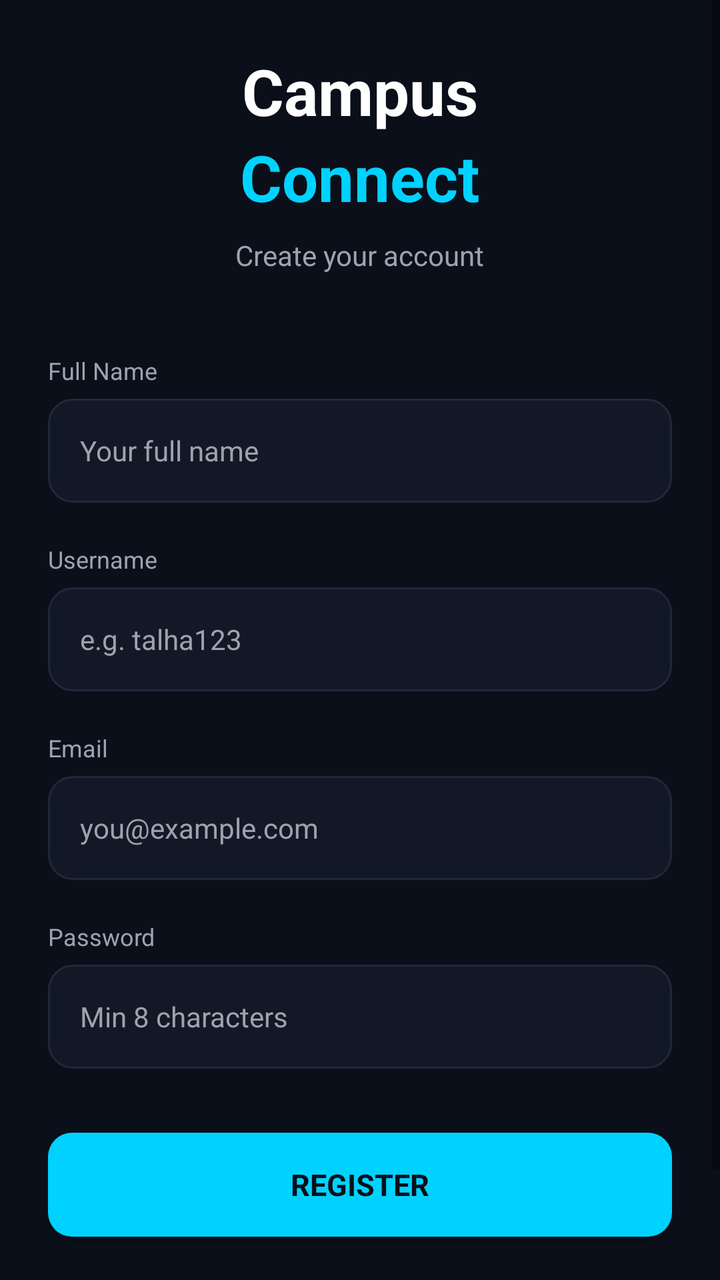
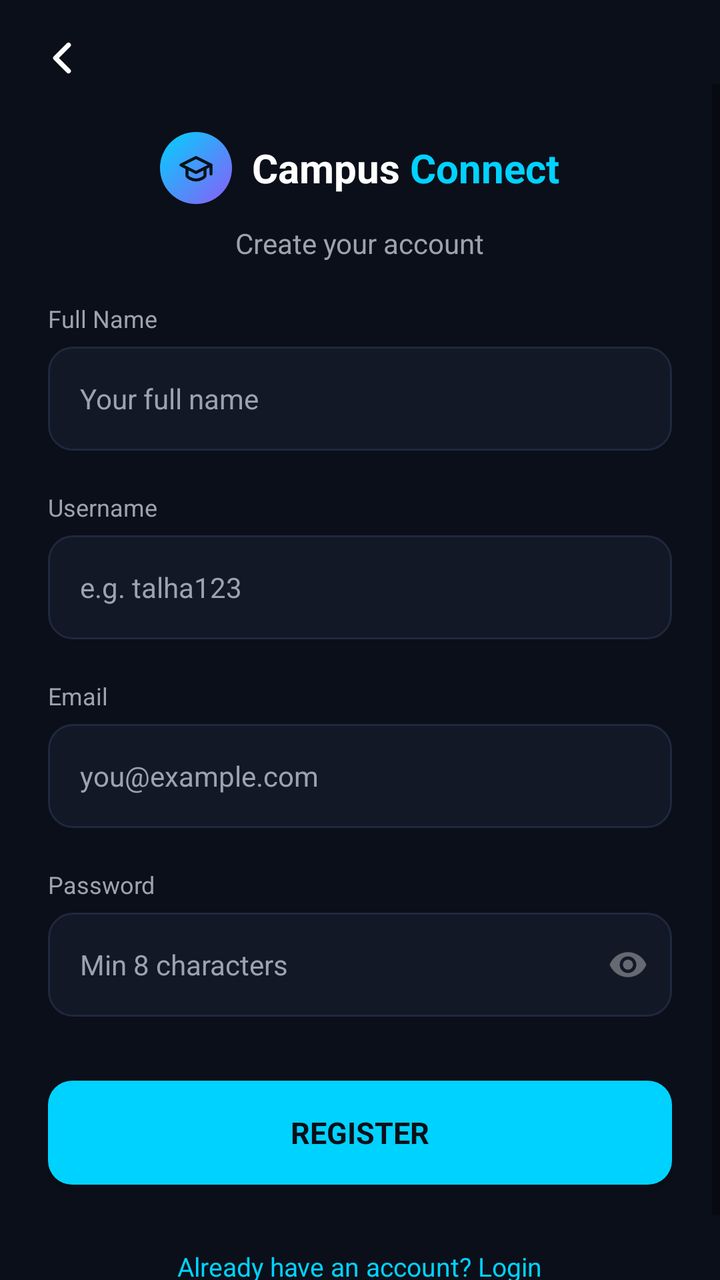

An Android layout rendered at two revisions. The XML below is the earlier revision; the diff shows what the commit changed to produce the second picture.
<!-- AndroidManifest.xml: application theme Theme.CampusConnect -->
<!-- res/layout/activity_register.xml -->
<?xml version="1.0" encoding="utf-8"?>
<ScrollView xmlns:android="http://schemas.android.com/apk/res/android"
    android:layout_width="match_parent"
    android:layout_height="match_parent"
    android:background="@color/color_background"
    android:fillViewport="true">

    <LinearLayout
        android:layout_width="match_parent"
        android:layout_height="wrap_content"
        android:orientation="vertical"
        android:gravity="center"
        android:padding="24dp">

        
        <TextView
            android:layout_width="wrap_content"
            android:layout_height="wrap_content"
            android:text="Campus"
            android:textColor="@color/color_text_primary"
            android:textSize="32sp"
            android:textStyle="bold"/>

        <TextView
            android:layout_width="wrap_content"
            android:layout_height="wrap_content"
            android:text="Connect"
            android:textColor="@color/color_cyan"
            android:textSize="32sp"
            android:textStyle="bold"
            android:layout_marginBottom="8dp"/>

        <TextView
            android:layout_width="wrap_content"
            android:layout_height="wrap_content"
            android:text="Create your account"
            android:textColor="@color/color_muted"
            android:textSize="14sp"
            android:layout_marginBottom="40dp"/>

        
        <TextView
            android:layout_width="match_parent"
            android:layout_height="wrap_content"
            android:text="Full Name"
            android:textColor="@color/color_muted"
            android:textSize="12sp"
            android:layout_marginBottom="6dp"/>

        <EditText
            android:id="@+id/etFullName"
            android:layout_width="match_parent"
            android:layout_height="52dp"
            android:background="@drawable/bg_input"
            android:paddingStart="16dp"
            android:paddingEnd="16dp"
            android:inputType="textPersonName"
            android:hint="Your full name"
            android:textColor="@color/color_text_primary"
            android:textSize="14sp"
            android:layout_marginBottom="20dp"/>

        
        <TextView
            android:layout_width="match_parent"
            android:layout_height="wrap_content"
            android:text="Username"
            android:textColor="@color/color_muted"
            android:textSize="12sp"
            android:layout_marginBottom="6dp"/>

        <EditText
            android:id="@+id/etUsername"
            android:layout_width="match_parent"
            android:layout_height="52dp"
            android:background="@drawable/bg_input"
            android:paddingStart="16dp"
            android:paddingEnd="16dp"
            android:inputType="text"
            android:hint="e.g. talha123"
            android:textColor="@color/color_text_primary"
            android:textSize="14sp"
            android:layout_marginBottom="20dp"/>

        
        <TextView
            android:layout_width="match_parent"
            android:layout_height="wrap_content"
            android:text="Email"
            android:textColor="@color/color_muted"
            android:textSize="12sp"
            android:layout_marginBottom="6dp"/>

        <EditText
            android:id="@+id/etEmail"
            android:layout_width="match_parent"
            android:layout_height="52dp"
            android:background="@drawable/bg_input"
            android:paddingStart="16dp"
            android:paddingEnd="16dp"
            android:inputType="textEmailAddress"
            android:hint="you@example.com"
            android:textColor="@color/color_text_primary"
            android:textSize="14sp"
            android:layout_marginBottom="20dp"/>

        
        <TextView
            android:layout_width="match_parent"
            android:layout_height="wrap_content"
            android:text="Password"
            android:textColor="@color/color_muted"
            android:textSize="12sp"
            android:layout_marginBottom="6dp"/>

        <EditText
            android:id="@+id/etPassword"
            android:layout_width="match_parent"
            android:layout_height="52dp"
            android:background="@drawable/bg_input"
            android:paddingStart="16dp"
            android:paddingEnd="16dp"
            android:inputType="textPassword"
            android:hint="Min 8 characters"
            android:textColor="@color/color_text_primary"
            android:textSize="14sp"
            android:layout_marginBottom="32dp"/>

        
        <Button
            android:id="@+id/btnRegister"
            android:layout_width="match_parent"
            android:layout_height="52dp"
            android:background="@drawable/bg_button_primary"
            android:text="@string/btn_register"
            android:textColor="@color/color_background"
            android:textSize="15sp"
            android:textStyle="bold"
            android:layout_marginBottom="24dp"/>

        
        <TextView
            android:id="@+id/tvGoToLogin"
            android:layout_width="wrap_content"
            android:layout_height="wrap_content"
            android:text="@string/go_to_login"
            android:textColor="@color/color_cyan"
            android:textSize="13sp"
            android:padding="8dp"/>

    </LinearLayout>
</ScrollView>
<!-- resources referenced by this layout -->
<resources>
  <color name="color_background">#0B0F19</color>
  <color name="color_cyan">#00D2FF</color>
  <color name="color_muted">#9CA3AF</color>
  <color name="color_text_primary">#FFFFFF</color>
  <!-- drawable bg_button_primary (drawable) -->
  <?xml version="1.0" encoding="utf-8"?>
  <shape xmlns:android="http://schemas.android.com/apk/res/android"
      android:shape="rectangle">
      <solid android:color="@color/color_cyan"/>
      <corners android:radius="12dp"/>
  </shape>
  <!-- drawable bg_input (drawable) -->
  <?xml version="1.0" encoding="utf-8"?>
  <shape xmlns:android="http://schemas.android.com/apk/res/android"
      android:shape="rectangle">
      <solid android:color="@color/color_card"/>
      <stroke
          android:width="1dp"
          android:color="@color/color_border"/>
      <corners android:radius="12dp"/>
  </shape>
  <string name="btn_register">Register</string>
  <string name="go_to_login">Already have an account? Login</string>
  <color name="color_card">#121826</color>
  <color name="color_border">#1F293D</color>
  <color name="color_purple">#8B5CF6</color>
  <!-- unchanged entries left out for length: 1 -->
</resources>

<!-- the commit's change to res/layout/activity_register.xml (unified diff, before → after) -->
@@ -1,42 +1,79 @@
 <?xml version="1.0" encoding="utf-8"?>
-<ScrollView xmlns:android="http://schemas.android.com/apk/res/android"
+<LinearLayout xmlns:android="http://schemas.android.com/apk/res/android"
     android:layout_width="match_parent"
     android:layout_height="match_parent"
-    android:background="@color/color_background"
-    android:fillViewport="true">
+    android:orientation="vertical"
+    android:background="@color/color_background">
+
+    
+    <ImageView
+        android:id="@+id/btnBack"
+        android:layout_width="26dp"
+        android:layout_height="26dp"
+        android:layout_marginStart="18dp"
+        android:layout_marginTop="16dp"
+        android:src="@drawable/ic_chevron_left"
+        android:tint="@color/color_text_primary"
+        android:background="?attr/selectableItemBackgroundBorderless"
+        android:clickable="true"
+        android:focusable="true"
+        android:contentDescription="@null" />
+
+    <ScrollView
+        android:layout_width="match_parent"
+        android:layout_height="0dp"
+        android:layout_weight="1"
+        android:fillViewport="true">
 
     <LinearLayout
         android:layout_width="match_parent"
         android:layout_height="wrap_content"
         android:orientation="vertical"
-        android:gravity="center"
+        android:gravity="center_horizontal"
         android:padding="24dp">
 
         
-        <TextView
+        <LinearLayout
             android:layout_width="wrap_content"
             android:layout_height="wrap_content"
-            android:text="Campus"
-            android:textColor="@color/color_text_primary"
-            android:textSize="32sp"
-            android:textStyle="bold"/>
+            android:orientation="horizontal"
+            android:gravity="center_vertical">
+
+            <ImageView
+                android:layout_width="36dp"
+                android:layout_height="36dp"
+                android:background="@drawable/bg_role_logo_circle"
+                android:padding="9dp"
+                android:src="@drawable/ic_grad_cap"
+                android:tint="#04121A"
+                android:contentDescription="@null" />
+
+            <TextView
+                android:layout_width="wrap_content"
+                android:layout_height="wrap_content"
+                android:layout_marginStart="10dp"
+                android:text="Campus "
+                android:textColor="@color/color_text_primary"
+                android:textSize="20sp"
+                android:textStyle="bold"/>
+
+            <TextView
+                android:layout_width="wrap_content"
+                android:layout_height="wrap_content"
+                android:text="Connect"
+                android:textColor="@color/color_cyan"
+                android:textSize="20sp"
+                android:textStyle="bold"/>
+        </LinearLayout>
 
         <TextView
             android:layout_width="wrap_content"
             android:layout_height="wrap_content"
-            android:text="Connect"
-            android:textColor="@color/color_cyan"
-            android:textSize="32sp"
-            android:textStyle="bold"
-            android:layout_marginBottom="8dp"/>
-
-        <TextView
-            android:layout_width="wrap_content"
-            android:layout_height="wrap_content"
+            android:layout_marginTop="10dp"
             android:text="Create your account"
             android:textColor="@color/color_muted"
             android:textSize="14sp"
-            android:layout_marginBottom="40dp"/>
+            android:layout_marginBottom="20dp"/>
 
         
         <TextView
@@ -113,18 +150,38 @@
             android:textSize="12sp"
             android:layout_marginBottom="6dp"/>
 
-        <EditText
-            android:id="@+id/etPassword"
-            android:layout_width="match_parent"
-            android:layout_height="52dp"
-            android:background="@drawable/bg_input"
-            android:paddingStart="16dp"
-            android:paddingEnd="16dp"
-            android:inputType="textPassword"
-            android:hint="Min 8 characters"
-            android:textColor="@color/color_text_primary"
-            android:textSize="14sp"
-            android:layout_marginBottom="32dp"/>
+        <LinearLayout
+            android:layout_width="match_parent"
+            android:layout_height="52dp"
+            android:orientation="horizontal"
+            android:gravity="center_vertical"
+            android:background="@drawable/bg_input"
+            android:layout_marginBottom="32dp">
+
+            <EditText
+                android:id="@+id/etPassword"
+                android:layout_width="0dp"
+                android:layout_height="match_parent"
+                android:layout_weight="1"
+                android:background="@null"
+                android:paddingStart="16dp"
+                android:paddingEnd="8dp"
+                android:inputType="textPassword"
+                android:hint="Min 8 characters"
+                android:textColor="@color/color_text_primary"
+                android:textSize="14sp"/>
+
+            <ImageView
+                android:id="@+id/btnTogglePassword"
+                android:layout_width="44dp"
+                android:layout_height="match_parent"
+                android:padding="12dp"
+                android:src="@drawable/ic_eye"
+                android:background="?attr/selectableItemBackgroundBorderless"
+                android:clickable="true"
+                android:focusable="true"
+                android:contentDescription="@null"/>
+        </LinearLayout>
 
         
         <Button
@@ -149,4 +206,5 @@
             android:padding="8dp"/>
 
     </LinearLayout>
-</ScrollView>
+    </ScrollView>
+</LinearLayout>
<!-- resource entries referenced after the edit -->
@@ -21,6 +21,61 @@
           android:color="@color/color_border"/>
       <corners android:radius="12dp"/>
   </shape>
+  <!-- drawable bg_role_logo_circle (drawable) -->
+  <?xml version="1.0" encoding="utf-8"?>
+  <shape xmlns:android="http://schemas.android.com/apk/res/android"
+      android:shape="oval">
+      <gradient
+          android:type="linear"
+          android:angle="315"
+          android:startColor="@color/color_cyan"
+          android:endColor="@color/color_purple" />
+  </shape>
+  <!-- drawable ic_chevron_left (drawable) -->
+  <?xml version="1.0" encoding="utf-8"?>
+  <vector xmlns:android="http://schemas.android.com/apk/res/android"
+      android:width="24dp"
+      android:height="24dp"
+      android:viewportWidth="24"
+      android:viewportHeight="24">
+      <path
+          android:pathData="M15 18l-6-6 6-6"
+          android:strokeColor="#FFFFFF"
+          android:strokeWidth="2.2"
+          android:strokeLineCap="round"
+          android:strokeLineJoin="round"
+          android:fillColor="#00000000"/>
+  </vector>
+  <!-- drawable ic_eye (drawable) -->
+  <vector xmlns:android="http://schemas.android.com/apk/res/android"
+      android:width="24dp"
+      android:height="24dp"
+      android:viewportWidth="24"
+      android:viewportHeight="24"
+      android:tint="#59FFFFFF">
+      <path
+          android:fillColor="@android:color/white"
+          android:pathData="M12,4.5C7,4.5 2.73,7.61 1,12c1.73,4.39 6,7.5 11,7.5s9.27,-3.11 11,-7.5c-1.73,-4.39 -6,-7.5 -11,-7.5zM12,17c-2.76,0 -5,-2.24 -5,-5s2.24,-5 5,-5 5,2.24 5,5 -2.24,5 -5,5zM12,9c-1.66,0 -3,1.34 -3,3s1.34,3 3,3 3,-1.34 3,-3 -1.34,-3 -3,-3z" />
+  </vector>
+  <!-- drawable ic_grad_cap (drawable) -->
+  <vector xmlns:android="http://schemas.android.com/apk/res/android"
+      android:width="24dp"
+      android:height="24dp"
+      android:viewportWidth="24"
+      android:viewportHeight="24">
+      <path
+          android:strokeColor="#FFFFFF"
+          android:strokeWidth="2"
+          android:strokeLineCap="round"
+          android:strokeLineJoin="round"
+          android:pathData="M22,10v6M2,10l10,-5 10,5 -10,5 -10,-5z" />
+      <path
+          android:strokeColor="#FFFFFF"
+          android:strokeWidth="2"
+          android:strokeLineCap="round"
+          android:strokeLineJoin="round"
+          android:pathData="M6,12v5c0,1 3,3 6,3s6,-2 6,-3v-5" />
+  </vector>
   <string name="btn_register">Register</string>
   <string name="go_to_login">Already have an account? Login</string>
   <color name="color_card">#121826</color>
